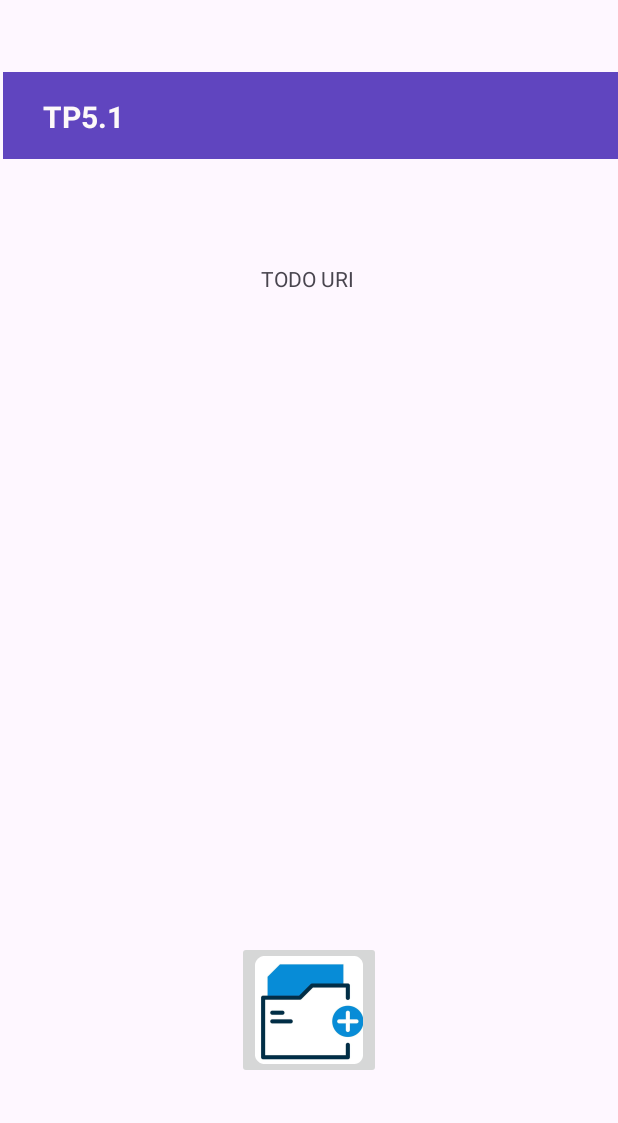
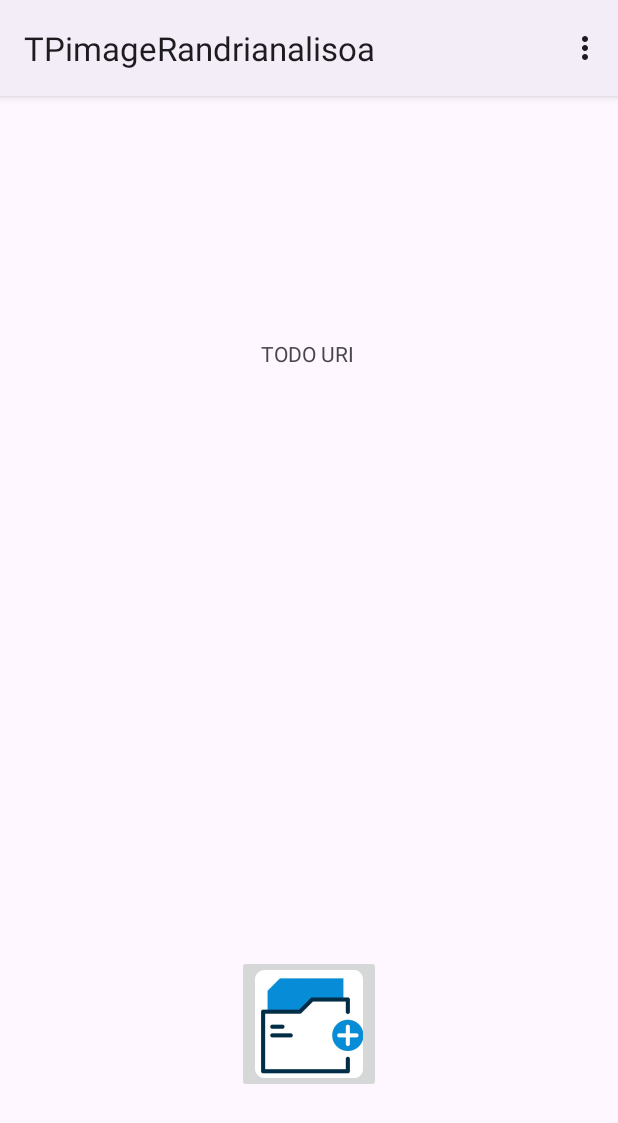
Before and after one commit to laurrnci22/TPImageRandrianalisoa, an Android app: the screen it shows after launch (MainActivity), on a phone screen of 412 x 824 dp. Shown: the top 1123 px of the screen. Run offline under Robolectric (Android 15) with nearby library versions, the phone set to English and light mode, and no system bars.

Commit message:
exercice 2

```diff
--- a/app/src/main/res/layout/activity_main.xml
+++ b/app/src/main/res/layout/activity_main.xml
@@ -6,37 +6,6 @@
     android:layout_width="match_parent"
     android:layout_height="match_parent"
     tools:context=".MainActivity">
-
-    <androidx.constraintlayout.widget.ConstraintLayout
-        android:id="@+id/constraintLayout"
-        android:layout_width="410dp"
-        android:layout_height="58dp"
-        android:layout_marginStart="2dp"
-        android:layout_marginTop="1dp"
-        android:layout_marginBottom="672dp"
-        android:background="#6045BF"
-        app:layout_constraintBottom_toBottomOf="parent"
-        app:layout_constraintEnd_toEndOf="parent"
-        app:layout_constraintHorizontal_bias="0.5"
-        app:layout_constraintStart_toStartOf="parent"
-        app:layout_constraintTop_toTopOf="parent">
-
-        <TextView
-            android:id="@+id/textView"
-            android:layout_width="wrap_content"
-            android:layout_height="wrap_content"
-            android:text="@string/title_tp5_1"
-            android:textColor="#FDF9F9"
-            android:textSize="20sp"
-            android:textStyle="bold"
-            app:layout_constraintBottom_toBottomOf="parent"
-            app:layout_constraintEnd_toEndOf="parent"
-            app:layout_constraintHorizontal_bias="0.075"
-            app:layout_constraintStart_toStartOf="parent"
-            app:layout_constraintTop_toTopOf="parent"
-            app:layout_constraintVertical_bias="0.516" />
-
-    </androidx.constraintlayout.widget.ConstraintLayout>
 
     <ImageView
         android:id="@+id/imageView3"
--- /dev/null
+++ b/app/src/main/res/menu/menu_main.xml
@@ -0,0 +1,9 @@
+<?xml version="1.0" encoding="utf-8"?>
+<menu xmlns:android="http://schemas.android.com/apk/res/android">
+    <item
+        android:id="@+id/action_mirror_horizontal"
+        android:title="@string/mirror_horizontal" />
+    <item
+        android:id="@+id/action_mirror_vertical"
+        android:title="@string/mirror_vertical" />
+</menu>
--- a/app/src/main/res/values-night/themes.xml
+++ b/app/src/main/res/values-night/themes.xml
@@ -1,6 +1,6 @@
 <resources xmlns:tools="http://schemas.android.com/tools">
     <!-- Base application theme. -->
-    <style name="Base.Theme.TPimageRandrianalisoa" parent="Theme.Material3.DayNight.NoActionBar">
+    <style name="Base.Theme.TPimageRandrianalisoa" parent="Theme.Material3.DayNight">
         <!-- Customize your dark theme here. -->
         <!-- <item name="colorPrimary">@color/my_dark_primary</item> -->
     </style>
--- a/app/src/main/res/values/strings.xml
+++ b/app/src/main/res/values/strings.xml
@@ -3,4 +3,6 @@
 
     <!-- Titles -->
     <string name="title_tp5_1">TP5.1</string>
+    <string name="mirror_horizontal">Miroir Horizontal</string>
+    <string name="mirror_vertical">Miroir Vertical</string>
 </resources>
--- a/app/src/main/res/values/themes.xml
+++ b/app/src/main/res/values/themes.xml
@@ -1,6 +1,6 @@
 <resources xmlns:tools="http://schemas.android.com/tools">
     <!-- Base application theme. -->
-    <style name="Base.Theme.TPimageRandrianalisoa" parent="Theme.Material3.DayNight.NoActionBar">
+    <style name="Base.Theme.TPimageRandrianalisoa" parent="Theme.Material3.DayNight">
         <!-- Customize your light theme here. -->
         <!-- <item name="colorPrimary">@color/my_light_primary</item> -->
     </style>
```
Also changed, not shown: app/src/main/java/com/example/tpimagerandrianalisoa/MainActivity.java (+92 -4 lines).
